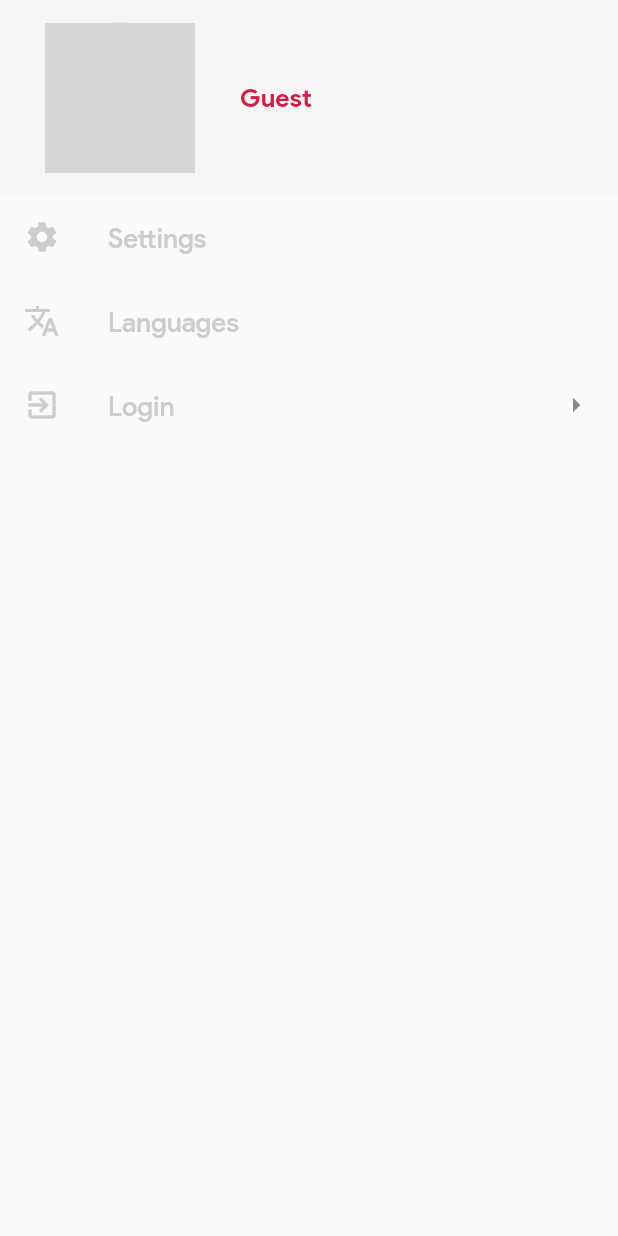
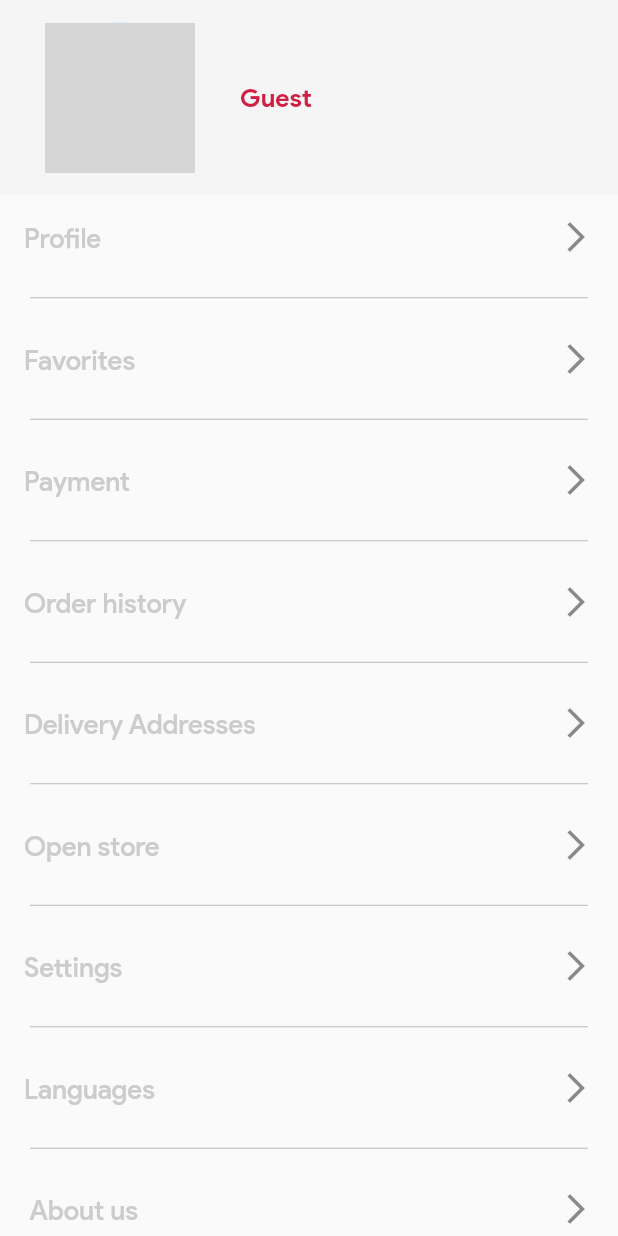
Before and after one commit to Mal2iOnettE/projectTAKE, a Flutter app: the OtherPage widget shown alone on an empty page, opened directly, on a phone screen of 412 x 824 dp. Run offline on Flutter 3.47's test engine with Material 2 defaults, Android fonts, the phone set to English and light mode, and no system bars; our stand-ins replace cached_network_image, firebase_messaging, flutter_html, flutter_svg, fluttertoast, google_maps_flutter and 7 more; missing offline and left inert: flutter_inappbrowser, global_configuration, google_map_location_picker, selectable_circle_list; accounts and stored records are empty; network calls fail; grey boxes are pictures that could not be loaded.

Commit message:
03/09/2563 10.48  note

```diff
--- a/lib/src/pages/OtherPage.dart
+++ b/lib/src/pages/OtherPage.dart
@@ -3,7 +3,6 @@ import 'package:markets/generated/l10n.dart';
 import 'package:markets/generated/l10n.dart';
 import 'package:markets/generated/l10n.dart';
 import 'package:markets/src/controllers/profile_controller.dart';
-import 'package:markets/src/pages/login.dart';
 import 'package:markets/src/repository/user_repository.dart';
 import 'package:mvc_pattern/mvc_pattern.dart';
 
@@ -13,12 +12,14 @@ class OtherPage extends StatefulWidget {
 }
 
 class _OtherPageState extends StateMVC<OtherPage> {
+
    _OtherPageState() : super(ProfileController()) {
     //_con = controller;
   }
   @override
   Widget build(BuildContext context) {
-    return ListView(children: <Widget>[
+    return ListView(
+        children: <Widget>[
           GestureDetector(
             onTap: () {
               currentUser.value.apiToken != null ? Navigator.of(context).pushNamed('/Profile') : Navigator.of(context).pushNamed('/Login');
@@ -48,9 +49,7 @@ class _OtherPageState extends StateMVC<OtherPage> {
                     ),
                     child: Row(
                       children: <Widget>[
-                    SizedBox(
-                      width: 30.0,
-                    ),
+                        SizedBox(width: 30.0,),
                         CircleAvatar(
                           radius: 50.0,
                           backgroundImage: NetworkImage("https://via.placeholder.com/150"),
@@ -70,6 +69,95 @@ class _OtherPageState extends StateMVC<OtherPage> {
                   ),
           ),
 
+
+        //Profile
+          ListTile(
+            onTap: () {
+              Navigator.of(context).pushNamed('/Profile');
+            },
+            trailing: Icon(Icons.arrow_forward_ios),
+            title: Text(
+              S.of(context).profile,
+              style: Theme.of(context).textTheme.subtitle1,
+            ),
+          ),
+          divider(),
+
+          //Favorites
+          ListTile(
+            onTap: () {
+              Navigator.of(context).pushNamed('/favorites');
+            },
+           trailing:Icon(Icons.arrow_forward_ios),
+            title: Text(
+              S.of(context).favorites,
+              style: Theme.of(context).textTheme.subtitle1,
+            ),
+          ),
+         divider(),
+
+
+
+
+        //Payments
+          ListTile(
+            onTap: () {
+              Navigator.of(context).pushNamed('/PaymentMethod');
+            },
+           trailing:Icon(Icons.arrow_forward_ios),
+            title: Text(
+              S.of(context).payment,
+              style: Theme.of(context).textTheme.subtitle1,
+            ),
+          ),
+         divider(),
+
+
+
+        //Orderhistory
+          ListTile(
+            onTap: () {
+              Navigator.of(context).pushNamed('/orders');
+            },
+         trailing:Icon(Icons.arrow_forward_ios),
+            title: Text(
+              S.of(context).order_history,
+              style: Theme.of(context).textTheme.subtitle1,
+            ),
+          ),
+         divider(),
+
+
+        //Deliveryaddress
+          ListTile(
+            onTap: () {
+              Navigator.of(context).pushNamed('/DeliveryAddresses');
+            },
+            trailing:Icon(Icons.arrow_forward_ios),
+            title: Text(
+              S.of(context).delivery_addresses,
+              style: Theme.of(context).textTheme.subtitle1,
+            ),
+          ),
+         divider(),
+
+
+
+
+       //openstore
+          ListTile(
+            onTap: () {
+              Navigator.of(context).pushNamed('/Languages');
+            },
+            trailing: Icon(Icons.arrow_forward_ios),
+            title: Text(
+              S.of(context).open_store,
+              style: Theme.of(context).textTheme.subtitle1,
+            ),
+          ),
+          divider(),
+
+
       ///Setting
            ListTile(
             onTap: () {
@@ -79,52 +167,65 @@ class _OtherPageState extends StateMVC<OtherPage> {
                 Navigator.of(context).pushReplacementNamed('/Login');
               }
             },
-        leading: Icon(
-          Icons.settings,
-          color: Theme.of(context).focusColor.withOpacity(1),
-        ),
+            trailing: Icon(Icons.arrow_forward_ios),
             title: Text(
               S.of(context).settings,
               style: Theme.of(context).textTheme.subtitle1,
             ),
           ),
+          divider(),
 
          ///Change Languages
           ListTile(
             onTap: () {
               Navigator.of(context).pushNamed('/Languages');
             },
-        leading: Icon(
-          Icons.translate,
-          color: Theme.of(context).focusColor.withOpacity(1),
-        ),
+            trailing: Icon(Icons.arrow_forward_ios),
             title: Text(
               S.of(context).languages,
               style: Theme.of(context).textTheme.subtitle1,
             ),
           ),
+           divider(),
 
-      //Logout
+          //about
           ListTile(
             onTap: () {
-          if (currentUser.value.apiToken != null) {
-            logout().then((value) {
-              Navigator.of(context).pushNamedAndRemoveUntil('/Pages', (Route<dynamic> route) => false, arguments: 0);
-            });
-          } else {
-            Navigator.of(context).pushReplacement(MaterialPageRoute(builder: (context) => LoginWidget()));
-          }
+              Navigator.of(context).pushNamed('/Languages');
             },
-        trailing: Icon(Icons.arrow_right),
-        leading: Icon(
-          Icons.exit_to_app,
-          color: Theme.of(context).focusColor.withOpacity(1),
-        ),
+            trailing: Icon(Icons.arrow_forward_ios),
             title: Text(
-          currentUser.value.apiToken != null ? S.of(context).log_out : S.of(context).login,
+              S.of(context).aboutus,
               style: Theme.of(context).textTheme.subtitle1,
             ),
           ),
+           divider(),
+
+
+
+         //Support center
+        ListTile(
+            onTap: () {
+              Navigator.of(context).pushNamed('/Languages');
+            },
+            trailing: Icon(Icons.arrow_forward_ios),
+            title: Text(
+              S.of(context).support_center,
+              style: Theme.of(context).textTheme.subtitle1,
+            ),
+          ),
+
+          divider()
+
         ]);
   }
+
+  Widget divider(){
+    return  Divider(
+             indent: 20,
+             endIndent: 20,
+             height: 25,
+             color: Colors.black26,
+           );
   }
+}
```
Also changed, not shown: 2 other files. Lines whose indentation alone changed are shown as unchanged.
